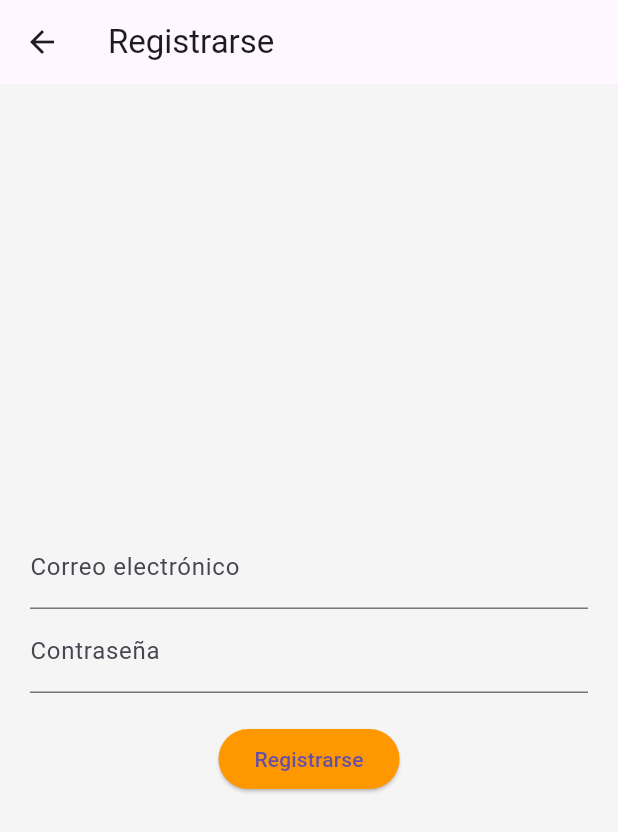
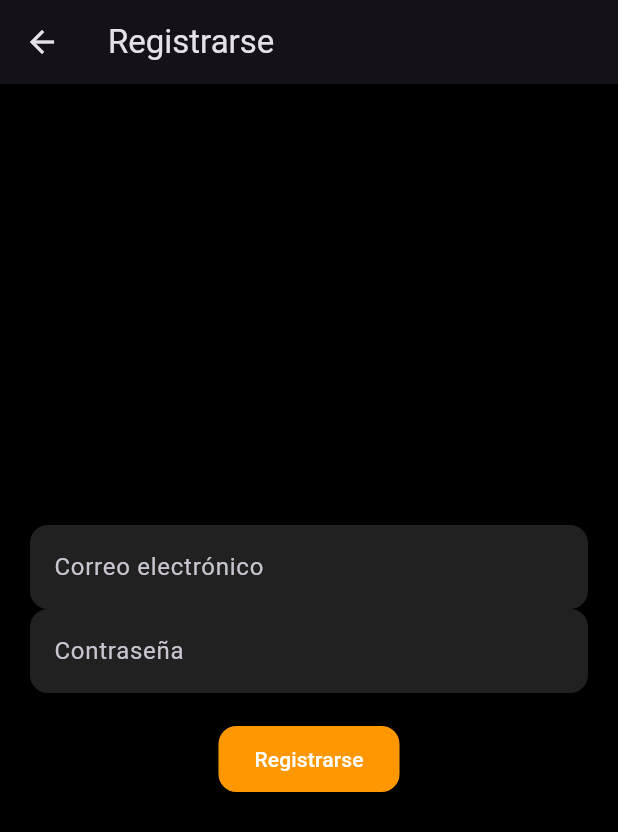
Before and after one commit to SebastianPerez59/gym_app, a Flutter app: the screen it shows after launch, after a tap on "Crear una cuenta", on a phone screen of 412 x 824 dp. Shown: the top 832 px of the screen. Run offline on Flutter 3.47's test engine with Material 3 defaults, Android fonts, the phone set to English and light mode, and no system bars; our stand-ins replace cloud_firestore, firebase_auth, firebase_core; accounts and stored records are empty; network calls fail.

```diff
--- a/lib/main.dart
+++ b/lib/main.dart
@@ -1,13 +1,16 @@
 import 'package:flutter/material.dart';
 import 'package:firebase_core/firebase_core.dart';
-import 'package:firebase_auth/firebase_auth.dart';
+import 'firebase_options.dart'; // asegúrate de que este archivo existe
 import 'screens/login_screen.dart';
-import 'screens/main_screen.dart';
+import 'screens/register_screen.dart';
+import 'screens/home_screen.dart';
 
-void main() async {
+Future<void> main() async {
   WidgetsFlutterBinding.ensureInitialized();
-  await Firebase.initializeApp();
-  runApp(const GymApp());
+  await Firebase.initializeApp(
+    options: DefaultFirebaseOptions.currentPlatform,
+  );
+  runApp(GymApp());
 }
 
 class GymApp extends StatelessWidget {
@@ -16,21 +19,38 @@ class GymApp extends StatelessWidget {
   @override
   Widget build(BuildContext context) {
     return MaterialApp(
-      title: 'Gym Pro',
+      title: 'Gym App',
+      debugShowCheckedModeBanner: false,
       theme: ThemeData(
-        primarySwatch: Colors.orange,
-        scaffoldBackgroundColor: Colors.grey[100],
+        brightness: Brightness.dark,
+        primarySwatch: Colors.blueGrey,
+        scaffoldBackgroundColor: Colors.black,
+        elevatedButtonTheme: ElevatedButtonThemeData(
+          style: ElevatedButton.styleFrom(
+            backgroundColor: Colors.blueGrey[700],
+            foregroundColor: Colors.white,
+            padding: const EdgeInsets.symmetric(horizontal: 24, vertical: 12),
+            shape: RoundedRectangleBorder(
+              borderRadius: BorderRadius.circular(12),
+            ),
+          ),
+        ),
+        inputDecorationTheme: InputDecorationTheme(
+          filled: true,
+          fillColor: Colors.grey[900],
+          border: OutlineInputBorder(
+            borderRadius: BorderRadius.circular(12),
+            borderSide: BorderSide.none,
+          ),
+          hintStyle: const TextStyle(color: Colors.white54),
+        ),
       ),
-      home: StreamBuilder<User?>(
-        stream: FirebaseAuth.instance.authStateChanges(),
-        builder: (context, snapshot) {
-          if (snapshot.hasData) {
-            return const MainScreen();
-          } else {
-            return const LoginScreen();
-          }
-        },
-      ),
+      initialRoute: '/',
+      routes: {
+        '/': (context) => const LoginScreen(),
+        '/register': (context) => const RegisterScreen(),
+        '/home': (context) => const HomeScreen(),
+      },
     );
   }
 }
```
Also changed, not shown: lib/firebase_options.dart (added), pubspec.yaml (line endings or trailing spaces).
